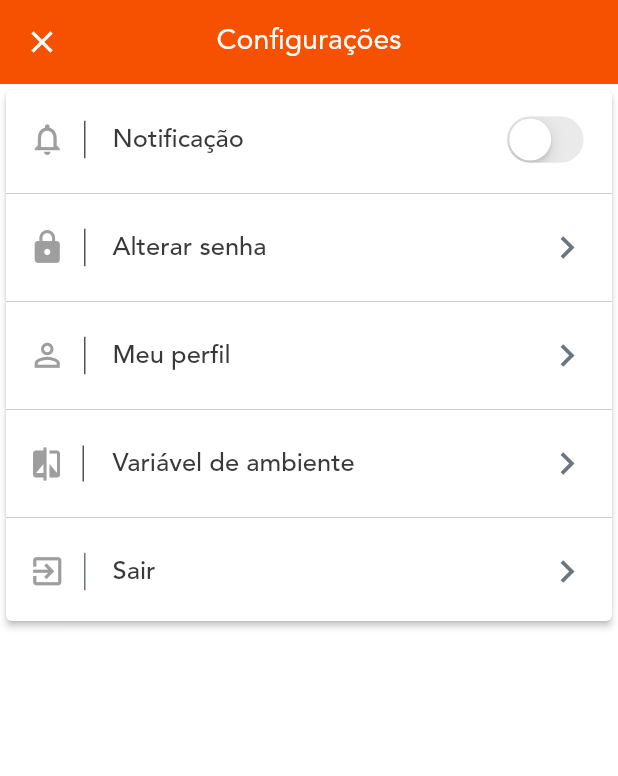
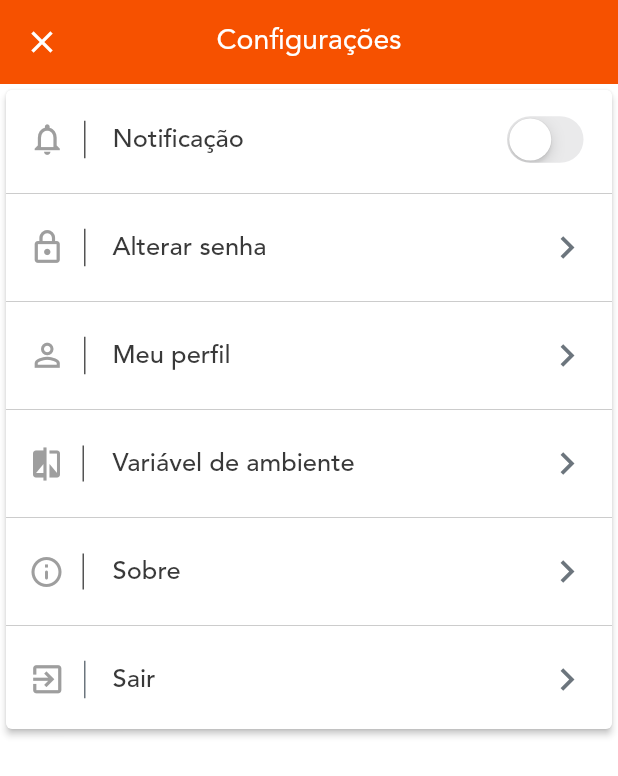
Before and after one commit to rodolforomao/scmmobile, a Flutter app: the SettingsView screen opened by its route, on a phone screen of 412 x 824 dp. Shown: the top 776 px of the screen. Run offline on Flutter 3.47's test engine with Material 2 defaults, Android fonts, the phone set to English and light mode, and no system bars; our stand-ins replace connectivity_plus, device_info_plus, fluentui_system_icons, package_info_plus, realm, shared_preferences; missing offline and left inert: jaguar_jwt; accounts and stored records are empty; statements that could not run were skipped.

Commit message:
Sobre o aplicativo
Sobre o aplicativo

```diff
--- a/scm_engenharia_app/lib/help/navigation_service/route_paths.dart
+++ b/scm_engenharia_app/lib/help/navigation_service/route_paths.dart
@@ -23,3 +23,4 @@ const String errorInformationRoute = 'informação-de-erro';
 const String menuNavigationRoute = 'navegação-do-menu';
 const String settingsRoute = 'definições';
 const String splashScreenRoute = 'tela-de-abertura';
+const String aboutAppRoute= 'sobre';
--- a/scm_engenharia_app/lib/help/navigation_service/router.dart
+++ b/scm_engenharia_app/lib/help/navigation_service/router.dart
@@ -1,5 +1,6 @@
 import 'package:flutter/cupertino.dart';
 import 'package:flutter/material.dart';
+import '../../views/about_app_view.dart';
 import '../../views/sici_views/list_sici_sent_view.dart';
 import '../../views/sici_views/data_in_services_view.dart';
 import '../../views/sici_views/select_municipality_view.dart';
@@ -44,7 +45,13 @@ Route<dynamic> generateRoute(RouteSettings settings) {
         builder: (BuildContext context) =>
             const SettingsView(),
       );
-
+    case routes.aboutAppRoute:
+      return CupertinoPageRoute(
+        maintainState: false,
+        fullscreenDialog: true,
+        builder: (BuildContext context) =>
+        const AboutAppView(),
+      );
   //#endregion
 
   //#region  Visualizações sici
--- a/scm_engenharia_app/lib/views/settings_view.dart
+++ b/scm_engenharia_app/lib/views/settings_view.dart
@@ -88,14 +88,14 @@ class SettingsState extends State<SettingsView> {
                             right: BorderSide(
                                 width: 1.0, color: Color(0xFF545454)))),
                     child:
-                    const Icon(Icons.https, color: Color(0xff9e9e9e), size: 25.0),
+                    const Icon(Icons.https_outlined, color: Color(0xff9e9e9e), size: 25.0),
                   ),
                   title: Text(
                     'Alterar senha',
                     style: Theme.of(context).textTheme.subtitle1?.copyWith(fontSize: 17),
                   ),
                   // subtitle: Text("Intermediate", style: TextStyle(color: Colors.white)),
-                  trailing: Icon(Icons.keyboard_arrow_right,
+                  trailing: const Icon(Icons.keyboard_arrow_right,
                       color: Color(0xff6C757D), size: 30.0)),
               const Divider(
                 color: Color(0xffCCCCCC),
@@ -106,41 +106,41 @@ class SettingsState extends State<SettingsView> {
                       routes.perfilRoute,
                     );
                   },
-                  contentPadding: EdgeInsets.fromLTRB(15.0, 0.0, 15.0, 0.0),
+                  contentPadding: const EdgeInsets.fromLTRB(15.0, 0.0, 15.0, 0.0),
                   leading: Container(
-                    padding: EdgeInsets.only(right: 12.0),
-                    decoration: new BoxDecoration(
-                        border: new Border(
-                            right: new BorderSide(
+                    padding: const EdgeInsets.only(right: 12.0),
+                    decoration: const BoxDecoration(
+                        border: Border(
+                            right: BorderSide(
                                 width: 1.0, color: Color(0xFF545454)))),
-                    child: Icon(Icons.perm_identity,
+                    child: const Icon(Icons.perm_identity,
                         color: Color(0xff9e9e9e), size: 25.0),
                   ),
                   title: Text(
-                    "Meu perfil",
+                    'Meu perfil',
                     style: Theme.of(context).textTheme.subtitle1?.copyWith(fontSize: 17),
                   ),
                   // subtitle: Text("Intermediate", style: TextStyle(color: Colors.white)),
-                  trailing: Icon(Icons.keyboard_arrow_right,
+                  trailing: const Icon(Icons.keyboard_arrow_right,
                       color: Color(0xff6C757D), size: 30.0)),
               const Divider(
                 color: Color(0xffCCCCCC),
               ),
               ListTile(
                   onTap: () {
-                    FocusScope.of(context).requestFocus(new FocusNode());
+                    FocusScope.of(context).requestFocus(FocusNode());
                     Navigator.of(context).pushNamed(
                       routes.environmentVariableRoute,
                     );
                   },
-                  contentPadding: EdgeInsets.fromLTRB(15.0, 0.0, 15.0, 0.0),
+                  contentPadding: const EdgeInsets.fromLTRB(15.0, 0.0, 15.0, 0.0),
                   leading: Container(
-                    padding: EdgeInsets.only(right: 12.0),
-                    decoration: new BoxDecoration(
-                        border: new Border(
-                            right: new BorderSide(
+                    padding: const EdgeInsets.only(right: 12.0),
+                    decoration: const BoxDecoration(
+                        border: Border(
+                            right: BorderSide(
                                 width: 1.0, color: Color(0xFF545454)))),
-                    child: Icon(Icons.compare,
+                    child: const Icon(Icons.compare_outlined,
                         color: Color(0xff9e9e9e), size: 24.0),
                   ),
                   title: Text(
@@ -148,7 +148,34 @@ class SettingsState extends State<SettingsView> {
                     style: Theme.of(context).textTheme.subtitle1?.copyWith(fontSize: 17),
                   ),
                   // subtitle: Text("Intermediate", style: TextStyle(color: Colors.white)),
-                  trailing: Icon(Icons.keyboard_arrow_right,
+                  trailing: const Icon(Icons.keyboard_arrow_right,
+                      color: Color(0xff6C757D), size: 30.0)),
+              const Divider(
+                color: Color(0xffCCCCCC),
+              ),
+              ListTile(
+                  onTap: () {
+                    FocusScope.of(context).requestFocus(FocusNode());
+                    Navigator.of(context).pushNamed(
+                      routes.aboutAppRoute,
+                    );
+                  },
+                  contentPadding: const EdgeInsets.fromLTRB(15.0, 0.0, 15.0, 0.0),
+                  leading: Container(
+                    padding: const EdgeInsets.only(right: 12.0),
+                    decoration: const BoxDecoration(
+                        border: Border(
+                            right: BorderSide(
+                                width: 1.0, color: Color(0xFF545454)))),
+                    child: const Icon(Icons.info_outline_rounded,
+                        color: Color(0xff9e9e9e), size: 24.0),
+                  ),
+                  title: Text(
+                    'Sobre',
+                    style: Theme.of(context).textTheme.subtitle1?.copyWith(fontSize: 17),
+                  ),
+                  // subtitle: Text("Intermediate", style: TextStyle(color: Colors.white)),
+                  trailing: const Icon(Icons.keyboard_arrow_right,
                       color: Color(0xff6C757D), size: 30.0)),
               const Divider(
                 color: Color(0xffCCCCCC),
--- a/scm_engenharia_app/lib/views/sici_views/list_sici_sent_view.dart
+++ b/scm_engenharia_app/lib/views/sici_views/list_sici_sent_view.dart
@@ -38,6 +38,7 @@ class ListSiciSentState extends State<ListSiciSentView> {
               for (var prop in RespSiciFustFormList) {
                 if (siciFustFormList.where((f) => f.id!.startsWith(prop.id!)).isNotEmpty) {
                   // A ficha  ja esta salva no dispositivo
+                  continue;
                 } else {
                   siciFustFormList.add(prop);
                 }
--- a/scm_engenharia_app/pubspec.yaml
+++ b/scm_engenharia_app/pubspec.yaml
@@ -63,8 +63,8 @@ dependencies:
   #Plugin Flutter Community
   connectivity_plus: ^2.3.6+1 # ANDROID, IOS, LINUX, MACOS, WEB, WINDOWS
   device_info_plus: ^4.1.2 # ANDROID, IOS, LINUX, MACOS, WEB, WINDOWS
-  #package_info_plus: ^1.4.3+1 # ANDROID, IOS, LINUX, MACOS, WEB, WINDOWS
-  #share_plus: ^4.0.10+1 # ANDROID, IOS, LINUX, MACOS, WEB, WINDOWS
+  package_info_plus: ^1.4.3+1 # ANDROID, IOS, LINUX, MACOS, WEB, WINDOWS
+  share_plus: ^4.0.10+1 # ANDROID, IOS, LINUX, MACOS, WEB, WINDOWS
 
   #Plugin google
   file: ^6.1.2 # ANDROID, IOS, LINUX, MACOS, WINDOWS
```
Also changed, not shown: scm_engenharia_app/lib/models/InfoApp.dart (added, +28 -0 lines), scm_engenharia_app/lib/models/parse_resp_json_to_view.dart (added, +9 -0 lines), scm_engenharia_app/lib/views/about_app_view.dart (added, +302 -0 lines), scm_engenharia_app/pubspec.lock, 4 other files.
